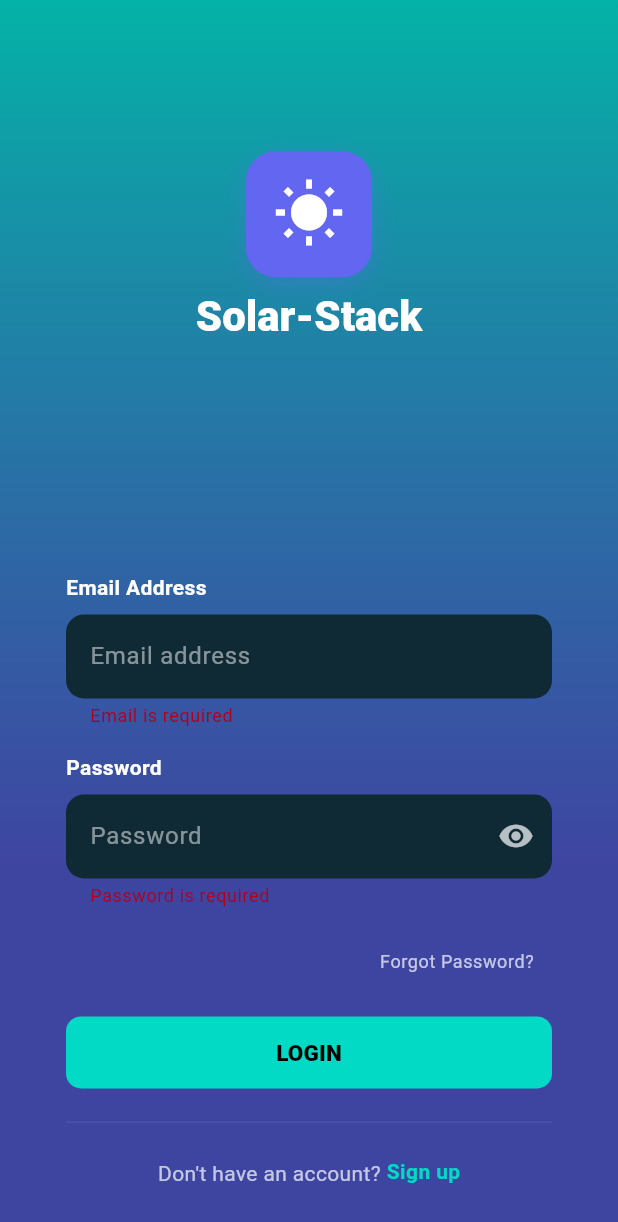
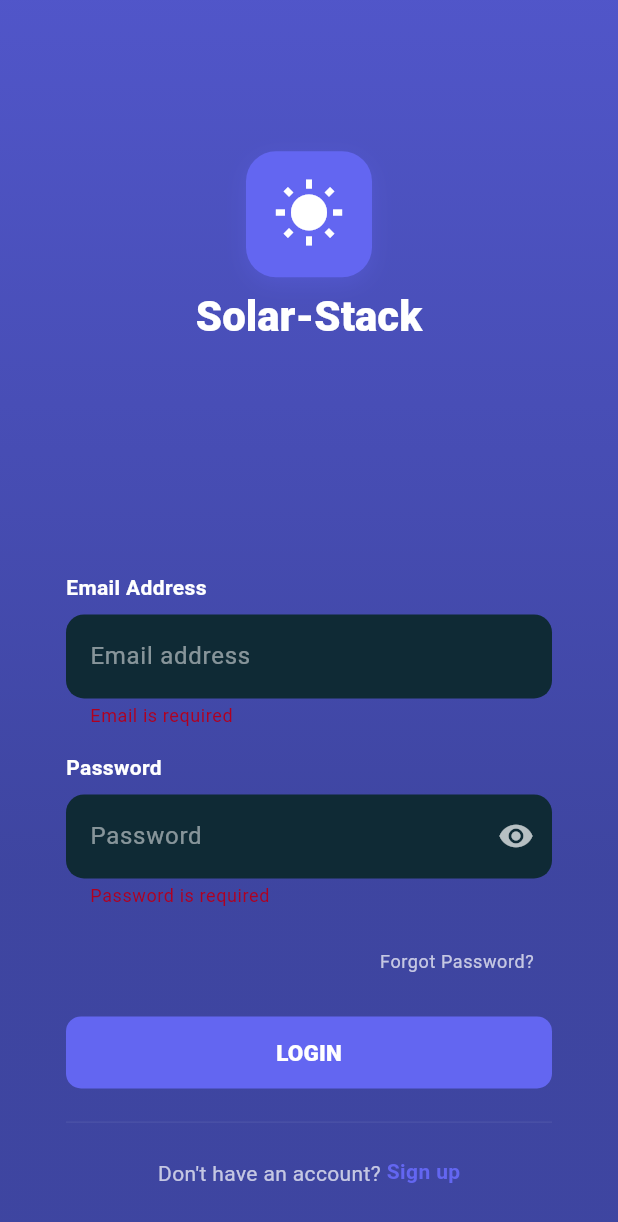
Before and after one commit to astiksarathe/solar-frontend-flutter, a Flutter app: the screen it shows after launch, after a tap on "LOGIN", on a phone screen of 412 x 824 dp. Shown: the top 1222 px of the screen. Run offline on Flutter 3.47's test engine with Material 3 defaults, Android fonts, the phone set to English and light mode, and no system bars; our stand-ins replace fl_chart, percent_indicator.

Commit message:
dark theme

```diff
--- a/lib/main.dart
+++ b/lib/main.dart
@@ -25,45 +25,21 @@ class _SolarPhoenixAppState extends State<SolarPhoenixApp> {
 
   @override
   Widget build(BuildContext context) {
-    return MaterialApp(
-      title: 'Solar Phoenix',
-      theme: _isDarkMode ? AppTheme.darkTheme : AppTheme.lightTheme,
-      home: ThemeProvider(
-        isDarkMode: _isDarkMode,
-        toggleTheme: _toggleTheme,
-        child: const LoginScreen(),
-      ),
-      routes: {
-        '/login': (context) => const LoginScreen(),
-        '/main': (context) => const MyApp(),
-      },
-      debugShowCheckedModeBanner: false,
-    );
-  }
-}
-
-class MyApp extends StatefulWidget {
-  const MyApp({super.key});
-
-  @override
-  State<MyApp> createState() => _MyAppState();
-}
-
-class _MyAppState extends State<MyApp> {
-  bool _isDarkMode = false;
-
-  void _toggleTheme() {
-    setState(() {
-      _isDarkMode = !_isDarkMode;
-    });
-  }
-
-  @override
-  Widget build(BuildContext context) {
     return ThemeProvider(
       isDarkMode: _isDarkMode,
       toggleTheme: _toggleTheme,
-      child: const NavigationController(),
+      child: MaterialApp(
+        title: 'Solar Phoenix',
+        theme: AppTheme.lightTheme,
+        darkTheme: AppTheme.darkTheme,
+        themeMode: _isDarkMode ? ThemeMode.dark : ThemeMode.light,
+        home: const LoginScreen(),
+        routes: {
+          '/login': (context) => const LoginScreen(),
+          '/main': (context) => const NavigationController(),
+        },
+        debugShowCheckedModeBanner: false,
+      ),
     );
   }
 }
--- a/lib/screens/login_screen.dart
+++ b/lib/screens/login_screen.dart
@@ -1,6 +1,6 @@
 import 'package:flutter/material.dart';
 import 'package:flutter/services.dart';
-import '../main.dart';
+import '../navigation/navigation_controller.dart';
 
 class LoginScreen extends StatefulWidget {
   const LoginScreen({super.key});
@@ -41,9 +41,9 @@ class _LoginScreenState extends State<LoginScreen> {
 
     // Navigate to main app
     if (mounted) {
-      Navigator.of(
-        context,
-      ).pushReplacement(MaterialPageRoute(builder: (context) => const MyApp()));
+      Navigator.of(context).pushReplacement(
+        MaterialPageRoute(builder: (context) => const NavigationController()),
+      );
     }
   }
 
--- a/lib/theme/app_theme.dart
+++ b/lib/theme/app_theme.dart
@@ -31,13 +31,16 @@ class AppTheme {
     useMaterial3: true,
     brightness: Brightness.light,
     colorScheme: const ColorScheme.light(
-      background: AppColors.lightBackground,
       surface: AppColors.lightSurface,
+      onSurface: AppColors.lightText,
       primary: AppColors.lightPrimary,
       onPrimary: Colors.white,
-      onSurface: AppColors.lightText,
-      onBackground: AppColors.lightText,
+      secondary: AppColors.lightPrimary,
+      onSecondary: Colors.white,
+      outline: AppColors.lightBorder,
+      shadow: AppColors.lightShadow,
     ),
+    scaffoldBackgroundColor: AppColors.lightBackground,
     appBarTheme: const AppBarTheme(
       backgroundColor: AppColors.lightSurface,
       foregroundColor: AppColors.lightText,
@@ -48,6 +51,9 @@ class AppTheme {
       color: AppColors.lightSurface,
       elevation: 2,
       shadowColor: AppColors.lightShadow,
+    ),
+    drawerTheme: const DrawerThemeData(
+      backgroundColor: AppColors.lightBackground,
     ),
     inputDecorationTheme: InputDecorationTheme(
       filled: true,
@@ -71,13 +77,16 @@ class AppTheme {
     useMaterial3: true,
     brightness: Brightness.dark,
     colorScheme: const ColorScheme.dark(
-      background: AppColors.darkBackground,
       surface: AppColors.darkSurface,
+      onSurface: AppColors.darkText,
       primary: AppColors.darkPrimary,
       onPrimary: Colors.black,
-      onSurface: AppColors.darkText,
-      onBackground: AppColors.darkText,
+      secondary: AppColors.darkPrimary,
+      onSecondary: Colors.black,
+      outline: AppColors.darkBorder,
+      shadow: AppColors.darkShadow,
     ),
+    scaffoldBackgroundColor: AppColors.darkBackground,
     appBarTheme: const AppBarTheme(
       backgroundColor: AppColors.darkSurface,
       foregroundColor: AppColors.darkText,
@@ -88,6 +97,9 @@ class AppTheme {
       color: AppColors.darkSurface,
       elevation: 2,
       shadowColor: AppColors.darkShadow,
+    ),
+    drawerTheme: const DrawerThemeData(
+      backgroundColor: AppColors.darkBackground,
     ),
     inputDecorationTheme: InputDecorationTheme(
       filled: true,
```
Also changed, not shown: 1 other file.
